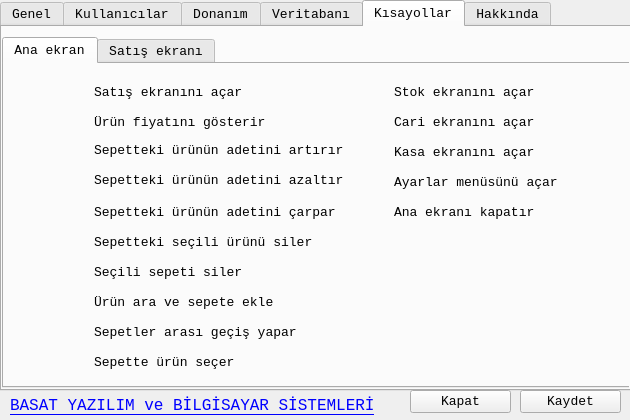
First picture: the form in ayarlardialog.ui, repository mamoo81/bhss, before the edit.
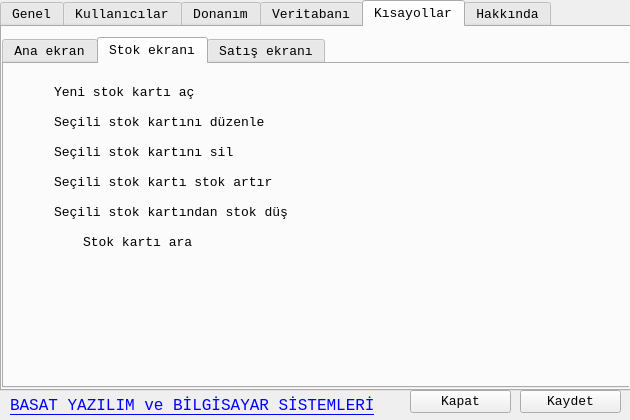
Second picture: the form after the edit. The open tabs and pages were chosen to show the change. Icons and pictures are not drawn.

```diff
--- a/ayarlardialog.ui
+++ b/ayarlardialog.ui
@@ -1312,7 +1312,7 @@
       <widget class="QLabel" name="label_38">
        <property name="geometry">
         <rect>
-         <x>90</x>
+         <x>50</x>
          <y>20</y>
          <width>149</width>
          <height>17</height>
@@ -1325,7 +1325,7 @@
       <widget class="QLabel" name="label_40">
        <property name="geometry">
         <rect>
-         <x>90</x>
+         <x>50</x>
          <y>50</y>
          <width>251</width>
          <height>17</height>
@@ -1338,7 +1338,7 @@
       <widget class="QLabel" name="label_37">
        <property name="geometry">
         <rect>
-         <x>11</x>
+         <x>1</x>
          <y>10</y>
          <width>41</width>
          <height>31</height>
@@ -1360,7 +1360,7 @@
       <widget class="QLabel" name="label_42">
        <property name="geometry">
         <rect>
-         <x>11</x>
+         <x>1</x>
          <y>70</y>
          <width>41</width>
          <height>31</height>
@@ -1379,7 +1379,7 @@
       <widget class="QLabel" name="label_41">
        <property name="geometry">
         <rect>
-         <x>90</x>
+         <x>50</x>
          <y>70</y>
          <width>251</width>
          <height>32</height>
@@ -1392,7 +1392,7 @@
       <widget class="QLabel" name="label_44">
        <property name="geometry">
         <rect>
-         <x>11</x>
+         <x>1</x>
          <y>100</y>
          <width>41</width>
          <height>31</height>
@@ -1411,7 +1411,7 @@
       <widget class="QLabel" name="label_39">
        <property name="geometry">
         <rect>
-         <x>11</x>
+         <x>1</x>
          <y>40</y>
          <width>41</width>
          <height>31</height>
@@ -1430,7 +1430,7 @@
       <widget class="QLabel" name="label_43">
        <property name="geometry">
         <rect>
-         <x>90</x>
+         <x>50</x>
          <y>100</y>
          <width>251</width>
          <height>32</height>
@@ -1443,7 +1443,7 @@
       <widget class="QLabel" name="label_53">
        <property name="geometry">
         <rect>
-         <x>50</x>
+         <x>40</x>
          <y>220</y>
          <width>41</width>
          <height>31</height>
@@ -1500,7 +1500,7 @@
       <widget class="QLabel" name="label_50">
        <property name="geometry">
         <rect>
-         <x>11</x>
+         <x>1</x>
          <y>130</y>
          <width>41</width>
          <height>31</height>
@@ -1519,7 +1519,7 @@
       <widget class="QLabel" name="label_49">
        <property name="geometry">
         <rect>
-         <x>90</x>
+         <x>50</x>
          <y>140</y>
          <width>251</width>
          <height>17</height>
@@ -1532,7 +1532,7 @@
       <widget class="QLabel" name="label_48">
        <property name="geometry">
         <rect>
-         <x>90</x>
+         <x>50</x>
          <y>200</y>
          <width>251</width>
          <height>17</height>
@@ -1545,7 +1545,7 @@
       <widget class="QLabel" name="label_46">
        <property name="geometry">
         <rect>
-         <x>90</x>
+         <x>50</x>
          <y>170</y>
          <width>251</width>
          <height>17</height>
@@ -1577,7 +1577,7 @@
       <widget class="QLabel" name="label_51">
        <property name="geometry">
         <rect>
-         <x>90</x>
+         <x>80</x>
          <y>230</y>
          <width>251</width>
          <height>17</height>
@@ -1609,7 +1609,7 @@
       <widget class="QLabel" name="label_55">
        <property name="geometry">
         <rect>
-         <x>50</x>
+         <x>40</x>
          <y>250</y>
          <width>41</width>
          <height>31</height>
@@ -1628,7 +1628,7 @@
       <widget class="QLabel" name="label_56">
        <property name="geometry">
         <rect>
-         <x>90</x>
+         <x>80</x>
          <y>260</y>
          <width>251</width>
          <height>17</height>
@@ -1641,7 +1641,7 @@
       <widget class="QLabel" name="label_57">
        <property name="geometry">
         <rect>
-         <x>50</x>
+         <x>40</x>
          <y>280</y>
          <width>41</width>
          <height>31</height>
@@ -1679,7 +1679,7 @@
       <widget class="QLabel" name="label_59">
        <property name="geometry">
         <rect>
-         <x>90</x>
+         <x>80</x>
          <y>290</y>
          <width>251</width>
          <height>17</height>
@@ -1692,7 +1692,7 @@
       <widget class="QLabel" name="label_60">
        <property name="geometry">
         <rect>
-         <x>350</x>
+         <x>310</x>
          <y>10</y>
          <width>41</width>
          <height>31</height>
@@ -1714,7 +1714,7 @@
       <widget class="QLabel" name="label_61">
        <property name="geometry">
         <rect>
-         <x>390</x>
+         <x>350</x>
          <y>20</y>
          <width>231</width>
          <height>17</height>
@@ -1727,7 +1727,7 @@
       <widget class="QLabel" name="label_62">
        <property name="geometry">
         <rect>
-         <x>390</x>
+         <x>350</x>
          <y>50</y>
          <width>231</width>
          <height>17</height>
@@ -1740,7 +1740,7 @@
       <widget class="QLabel" name="label_63">
        <property name="geometry">
         <rect>
-         <x>350</x>
+         <x>310</x>
          <y>40</y>
          <width>41</width>
          <height>31</height>
@@ -1762,7 +1762,7 @@
       <widget class="QLabel" name="label_64">
        <property name="geometry">
         <rect>
-         <x>390</x>
+         <x>350</x>
          <y>80</y>
          <width>231</width>
          <height>17</height>
@@ -1797,7 +1797,7 @@
       <widget class="QLabel" name="label_66">
        <property name="geometry">
         <rect>
-         <x>390</x>
+         <x>350</x>
          <y>110</y>
          <width>231</width>
          <height>17</height>
@@ -1810,7 +1810,7 @@
       <widget class="QLabel" name="label_67">
        <property name="geometry">
         <rect>
-         <x>350</x>
+         <x>310</x>
          <y>100</y>
          <width>41</width>
          <height>31</height>
@@ -1832,7 +1832,7 @@
       <widget class="QLabel" name="label_68">
        <property name="geometry">
         <rect>
-         <x>390</x>
+         <x>350</x>
          <y>140</y>
          <width>231</width>
          <height>17</height>
@@ -1845,7 +1845,7 @@
       <widget class="QLabel" name="label_69">
        <property name="geometry">
         <rect>
-         <x>350</x>
+         <x>310</x>
          <y>130</y>
          <width>41</width>
          <height>31</height>
@@ -1865,6 +1865,222 @@
        </property>
       </widget>
      </widget>
+     <widget class="QWidget" name="tab_2">
+      <attribute name="title">
+       <string>Stok ekranı</string>
+      </attribute>
+      <widget class="QLabel" name="label_82">
+       <property name="geometry">
+        <rect>
+         <x>79</x>
+         <y>170</y>
+         <width>251</width>
+         <height>17</height>
+        </rect>
+       </property>
+       <property name="text">
+        <string>Stok kartı ara</string>
+       </property>
+      </widget>
+      <widget class="QLabel" name="label_83">
+       <property name="geometry">
+        <rect>
+         <x>39</x>
+         <y>160</y>
+         <width>41</width>
+         <height>31</height>
+        </rect>
+       </property>
+       <property name="text">
+        <string/>
+       </property>
+       <property name="pixmap">
+        <pixmap resource="images.qrc">:/images/ui/f-key.png</pixmap>
+       </property>
+       <property name="scaledContents">
+        <bool>true</bool>
+       </property>
+      </widget>
+      <widget class="QLabel" name="label_84">
+       <property name="geometry">
+        <rect>
+         <x>0</x>
+         <y>160</y>
+         <width>41</width>
+         <height>31</height>
+        </rect>
+       </property>
+       <property name="text">
+        <string/>
+       </property>
+       <property name="pixmap">
+        <pixmap resource="images.qrc">:/images/ui/ctrl-key.png</pixmap>
+       </property>
+       <property name="scaledContents">
+        <bool>true</bool>
+       </property>
+      </widget>
+      <widget class="QLabel" name="label_85">
+       <property name="geometry">
+        <rect>
+         <x>50</x>
+         <y>20</y>
+         <width>251</width>
+         <height>17</height>
+        </rect>
+       </property>
+       <property name="text">
+        <string>Yeni stok kartı aç</string>
+       </property>
+      </widget>
+      <widget class="QLabel" name="label_86">
+       <property name="geometry">
+        <rect>
+         <x>0</x>
+         <y>10</y>
+         <width>41</width>
+         <height>31</height>
+        </rect>
+       </property>
+       <property name="text">
+        <string/>
+       </property>
+       <property name="pixmap">
+        <pixmap resource="images.qrc">:/images/ui/f1-key.png</pixmap>
+       </property>
+       <property name="scaledContents">
+        <bool>true</bool>
+       </property>
+      </widget>
+      <widget class="QLabel" name="label_87">
+       <property name="geometry">
+        <rect>
+         <x>50</x>
+         <y>50</y>
+         <width>251</width>
+         <height>17</height>
+        </rect>
+       </property>
+       <property name="text">
+        <string>Seçili stok kartını düzenle</string>
+       </property>
+      </widget>
+      <widget class="QLabel" name="label_88">
+       <property name="geometry">
+        <rect>
+         <x>0</x>
+         <y>40</y>
+         <width>41</width>
+         <height>31</height>
+        </rect>
+       </property>
+       <property name="text">
+        <string/>
+       </property>
+       <property name="pixmap">
+        <pixmap resource="images.qrc">:/images/ui/f2-key.png</pixmap>
+       </property>
+       <property name="scaledContents">
+        <bool>true</bool>
+       </property>
+      </widget>
+      <widget class="QLabel" name="label_91">
+       <property name="geometry">
+        <rect>
+         <x>0</x>
+         <y>70</y>
+         <width>41</width>
+         <height>31</height>
+        </rect>
+       </property>
+       <property name="text">
+        <string/>
+       </property>
+       <property name="pixmap">
+        <pixmap resource="images.qrc">:/images/ui/f3-key.png</pixmap>
+       </property>
+       <property name="scaledContents">
+        <bool>true</bool>
+       </property>
+      </widget>
+      <widget class="QLabel" name="label_92">
+       <property name="geometry">
+        <rect>
+         <x>50</x>
+         <y>80</y>
+         <width>251</width>
+         <height>17</height>
+        </rect>
+       </property>
+       <property name="text">
+        <string>Seçili stok kartını sil</string>
+       </property>
+      </widget>
+      <widget class="QLabel" name="label_93">
+       <property name="geometry">
+        <rect>
+         <x>0</x>
+         <y>100</y>
+         <width>41</width>
+         <height>31</height>
+        </rect>
+       </property>
+       <property name="text">
+        <string/>
+       </property>
+       <property name="pixmap">
+        <pixmap resource="images.qrc">:/images/ui/f4-key.png</pixmap>
+       </property>
+       <property name="scaledContents">
+        <bool>true</bool>
+       </property>
+      </widget>
+      <widget class="QLabel" name="label_94">
+       <property name="geometry">
+        <rect>
+         <x>50</x>
+         <y>110</y>
+         <width>251</width>
+         <height>17</height>
+        </rect>
+       </property>
+       <property name="text">
+        <string>Seçili stok kartı stok artır</string>
+       </property>
+      </widget>
+      <widget class="QLabel" name="label_95">
+       <property name="geometry">
+        <rect>
+         <x>0</x>
+         <y>130</y>
+         <width>41</width>
+         <height>31</height>
+        </rect>
+       </property>
+       <property name="text">
+        <string/>
+       </property>
+       <property name="pixmap">
+        <pixmap resource="images.qrc">:/images/ui/f5-key.png</pixmap>
+       </property>
+       <property name="scaledContents">
+        <bool>true</bool>
+       </property>
+      </widget>
+      <widget class="QLabel" name="label_96">
+       <property name="geometry">
+        <rect>
+         <x>50</x>
+         <y>140</y>
+         <width>251</width>
+         <height>17</height>
+        </rect>
+       </property>
+       <property name="text">
+        <string>Seçili stok kartından stok düş</string>
+       </property>
+      </widget>
+     </widget>
      <widget class="QWidget" name="tabSatisEkrani">
       <attribute name="title">
        <string>Satış ekranı</string>
```
Left out of the diff: 488 changed lines with no effect on the pictures.
